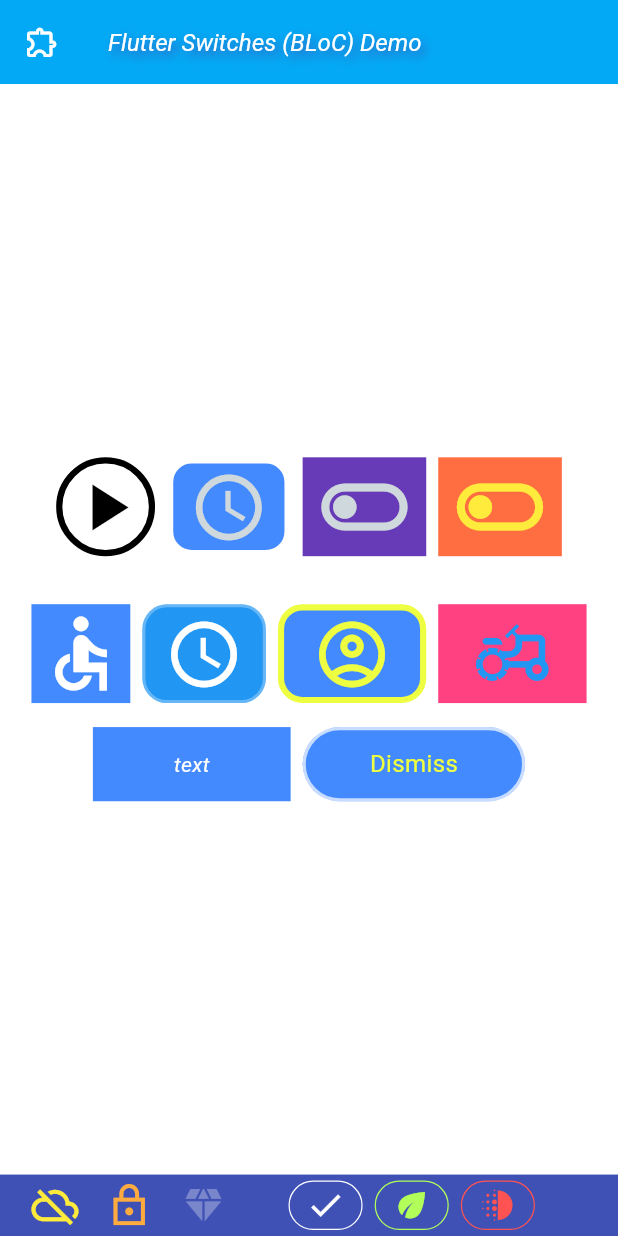
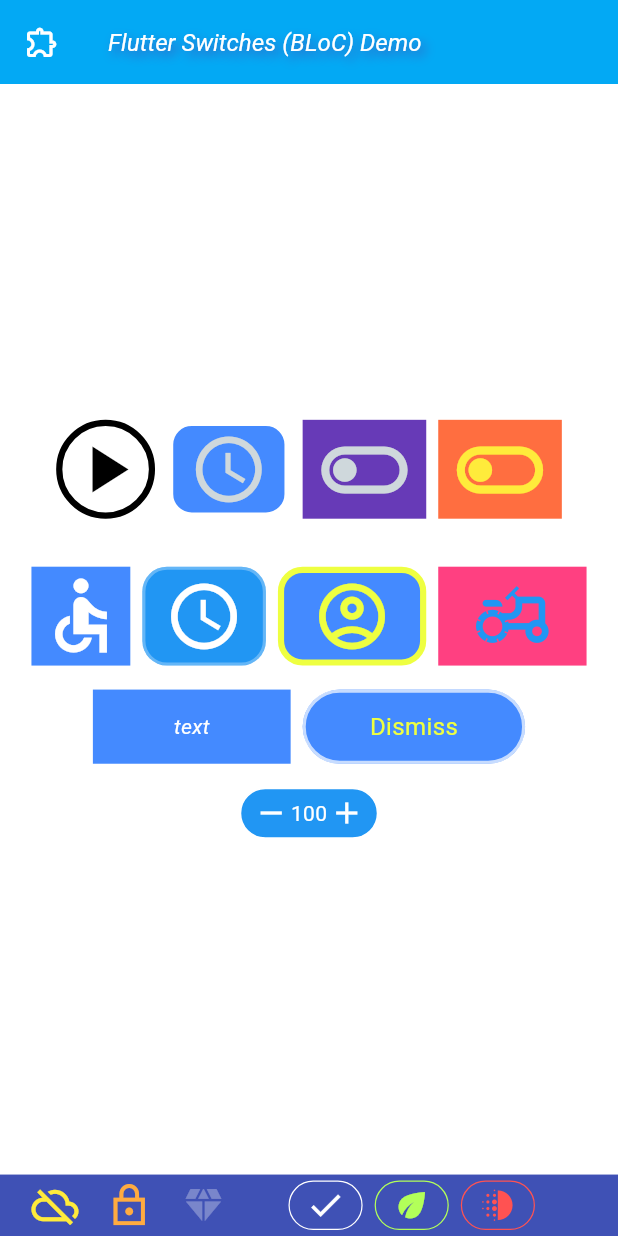
Before and after one commit to mk590901/Event-driven-BLoC-s-switch-widgets, a Flutter app: the screen it shows after launch, on a phone screen of 412 x 824 dp. Run offline on Flutter 3.47's test engine with Material 3 defaults, Android fonts, the phone set to English and light mode, and no system bars; our stand-ins replace flutter_bloc.

Commit message:
Started work on FlatZoomSwitch.

```diff
--- a/lib/main.dart
+++ b/lib/main.dart
@@ -9,6 +9,7 @@ import 'widgets/flat_switch.dart';
 import 'widgets/flat_rounded_switch.dart';
 import 'interfaces/i_click.dart';
 import 'widgets/flat_text_button.dart';
+import 'widgets/flat_zoom_switch.dart';
 
 void main() {
   runApp(const SwitchDemoApp());
@@ -276,6 +277,11 @@ class SwitchHomePage extends StatelessWidget {
                 textButton,
                 textRoundedButton,
               ]),
+
+              const ButtonBar(alignment: MainAxisAlignment.center, children: <Widget>[
+                FlatZoomSwitch(),
+              ]),
+
             ],
           ),
         ),
--- a/lib/widgets/flat_text_rounded_button.dart
+++ b/lib/widgets/flat_text_rounded_button.dart
@@ -1,6 +1,4 @@
-import 'dart:io';
 import 'dart:ui';
-
 import 'package:flutter/material.dart';
 import 'package:flutter_bloc/flutter_bloc.dart';
 import 'package:uuid/uuid.dart';
--- /dev/null
+++ b/lib/widgets/flat_zoom_switch.dart
@@ -0,0 +1,41 @@
+import 'package:flutter/material.dart';
+
+class FlatZoomSwitch extends StatelessWidget {
+  const FlatZoomSwitch({super.key});
+
+  @override
+  Widget build(BuildContext context) {
+    return Container(
+      decoration: BoxDecoration(
+        color: Colors.blue, // Background color of the Container
+        borderRadius: BorderRadius.circular(20), // Rounded corners
+        border: Border.all(
+          color: Colors.white, // Border color
+          width: 1, // Border width
+        ),
+      ),
+      padding: const EdgeInsets.only(left: 8, right: 8, top: 4, bottom: 4), // Padding inside the container
+      child: const Row(
+        mainAxisAlignment: MainAxisAlignment.center,
+        children: [
+          Icon(
+            Icons.remove,
+            color: Colors.white,
+            size: 24.0,
+          ),
+          SizedBox(width: 1), // Spacer
+          Text(
+            '100',
+            style: TextStyle(fontSize: 14, color: Colors.white),
+          ),
+          SizedBox(width: 1), // Spacer
+          Icon(
+            Icons.add,  //  add_outlined
+            color: Colors.white,
+            size: 24.0,
+          ),
+        ],
+      ),
+    );
+  }
+}
```
